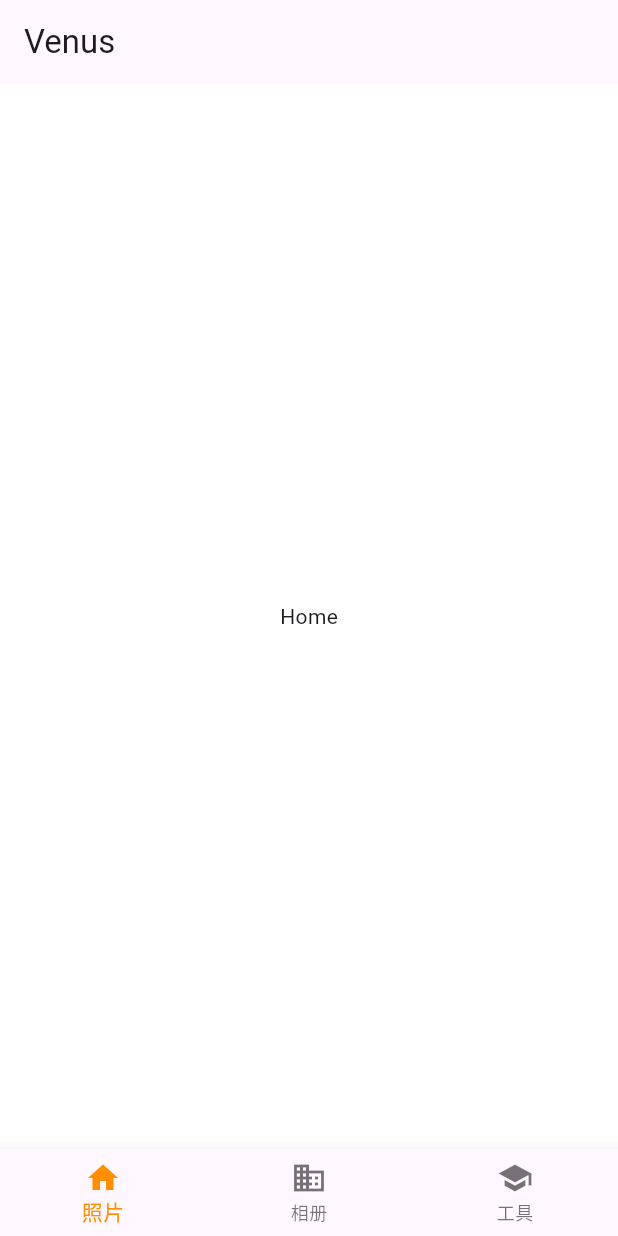
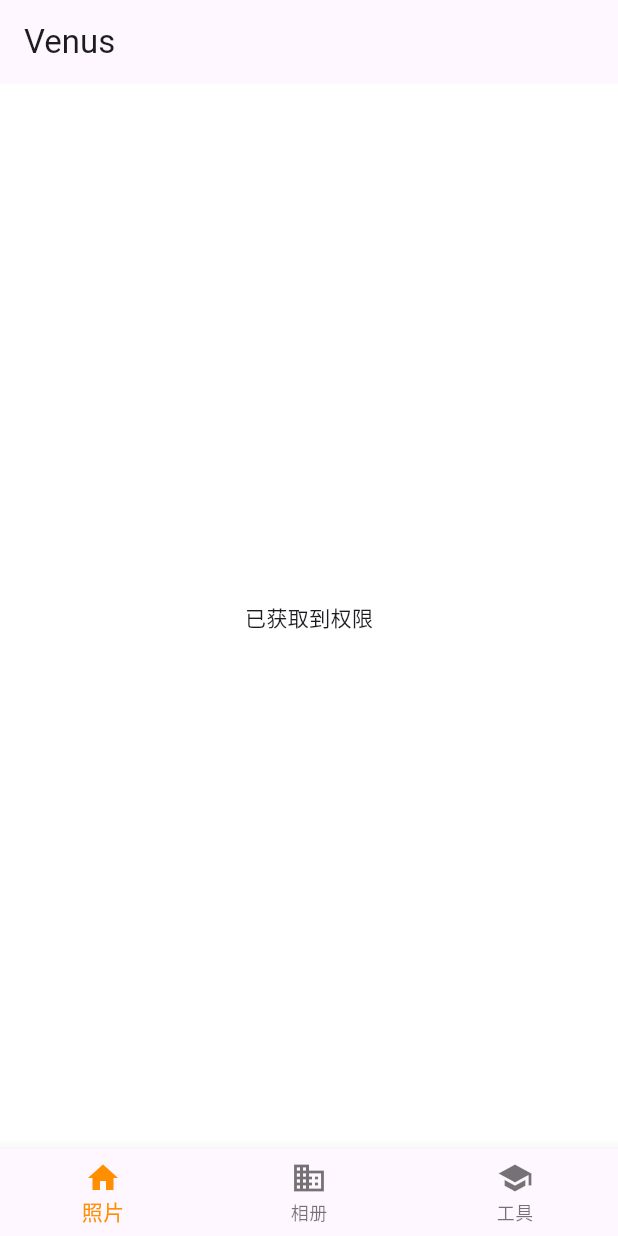
Before and after one commit to pnnh/venus-mobile, a Flutter app: the screen it shows after launch, on a phone screen of 412 x 824 dp. Run offline on Flutter 3.47's test engine with Material 2 defaults, Android fonts, the phone set to English and light mode, and no system bars; our stand-ins replace file_picker, flutter_riverpod, flutter_svg, go_router, loading_indicator, logger and 1 more; missing offline and left inert: photo_manager, quantum_sqlite, sqlite3.

Commit message:
尝试展示相册图片列表，未完成

```diff
--- a/lib/application/pages/home/home.dart
+++ b/lib/application/pages/home/home.dart
@@ -1,6 +1,7 @@
 import 'package:flutter/material.dart';
 import 'package:venus/application/pages/folders/folders.dart';
 import 'package:venus/application/pages/tools/tools.dart';
+import 'package:venus/services/picture.dart';
 import 'package:venus/utils/logger.dart';
 
 class HomePage extends StatefulWidget {
@@ -61,8 +62,18 @@ class HomeBody extends StatelessWidget {
 
   @override
   Widget build(BuildContext context) {
-    return const Center(
-      child: Text("Home"),
-    );
+    return FutureBuilder(
+        builder: (context, snapshot) {
+          if (snapshot.hasData) {
+            return const Center(
+              child: Text("已获取到权限"),
+            );
+          } else {
+            return const Center(
+              child: CircularProgressIndicator(),
+            );
+          }
+        },
+        future: requestPermission());
   }
 }
--- a/pubspec.yaml
+++ b/pubspec.yaml
@@ -1,6 +1,6 @@
 name: venus
 
-publish_to: 'none'
+publish_to: "none"
 
 version: 1.0.0
 
@@ -27,7 +27,9 @@ dependencies:
   syncfusion_flutter_calendar: ^20.4.42
   url_strategy: ^0.2.0
   validators: ^3.0.0
-  quantum_sqlite: ^0.1.1
+  # quantum_sqlite: ^0.1.1
+  quantum_sqlite:
+    path: ../../quantum/quantum-flutter-sqlite
   split_view: ^3.1.0
   flutter_riverpod: ^2.1.3
   flutter_screenutil: ^5.6.0
```
Also changed, not shown: lib/services/picture.dart (+13 -0 lines), pubspec.lock, 4 other files.
